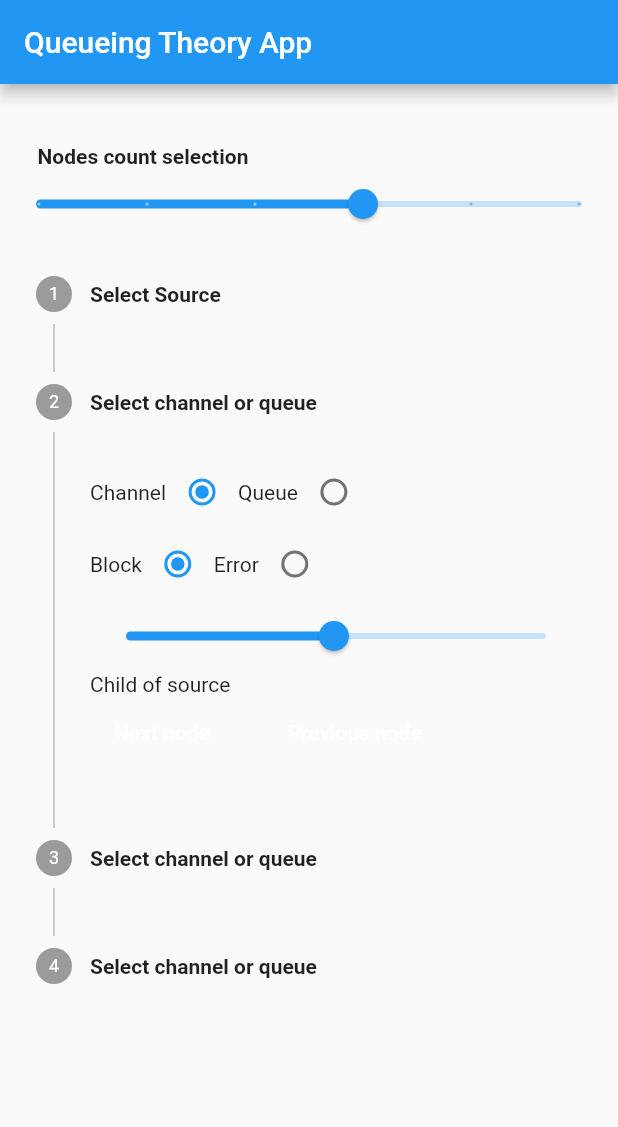
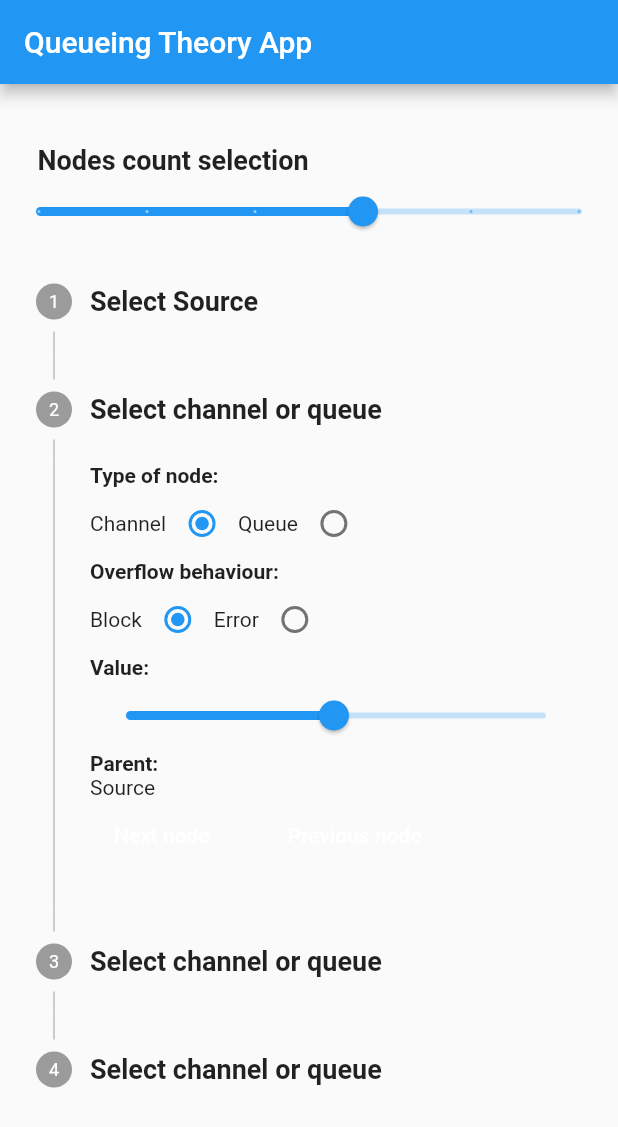
Before and after one commit to Pavel-Kupreichyk/Saamm-queue-system-modeler, a Flutter app: the screen it shows after launch, after a tap on an icon or button, on a phone screen of 412 x 824 dp. Shown: the top 1127 px of the screen. Run offline on Flutter 3.47's test engine with Material 2 defaults, Android fonts, the phone set to English and light mode, and no system bars; our stand-ins replace rxdart.

Commit message:
UI fixes

```diff
--- a/lib/src/screens/main_screen.dart
+++ b/lib/src/screens/main_screen.dart
@@ -42,7 +42,7 @@ class _MainScreenState extends StateWithBag<MainScreen> {
           padding: const EdgeInsets.only(top: 40.0, left: 25),
           child: Text(
             'Nodes count selection',
-            style: TextStyle(fontWeight: FontWeight.bold),
+            style: TextStyle(fontWeight: FontWeight.bold, fontSize: 18),
           ),
         ),
         StreamBuilder<int>(
@@ -81,7 +81,8 @@ class _MainScreenState extends StateWithBag<MainScreen> {
                     Step(
                         title: Text(
                           'Select Source',
-                          style: TextStyle(fontWeight: FontWeight.bold),
+                          style: TextStyle(
+                              fontWeight: FontWeight.bold, fontSize: 18),
                         ),
                         content: createSource(nodes))
                   ];
@@ -91,7 +92,8 @@ class _MainScreenState extends StateWithBag<MainScreen> {
                       Step(
                         title: Text(
                           'Select channel or queue',
-                          style: TextStyle(fontWeight: FontWeight.bold),
+                          style: TextStyle(
+                              fontWeight: FontWeight.bold, fontSize: 18),
                         ),
                         content: createWorker(i, nodes),
                       ),
@@ -153,12 +155,17 @@ class _MainScreenState extends StateWithBag<MainScreen> {
     return Column(
       crossAxisAlignment: CrossAxisAlignment.start,
       children: <Widget>[
+        Text('Type of node:', style: TextStyle(fontWeight: FontWeight.bold)),
         Row(
           children: <Widget>[
             _createNodeTypeRadio(NodeType.channel, 'Channel', type, workerNum),
             _createNodeTypeRadio(NodeType.queue, 'Queue', type, workerNum),
           ],
         ),
+        type == NodeType.channel
+            ? Text('Overflow behaviour:',
+                style: TextStyle(fontWeight: FontWeight.bold))
+            : Container(),
         type == NodeType.channel
             ? Row(
                 children: <Widget>[
@@ -169,6 +176,7 @@ class _MainScreenState extends StateWithBag<MainScreen> {
                 ],
               )
             : Container(),
+        Text('Value:', style: TextStyle(fontWeight: FontWeight.bold)),
         Slider(
           value: data,
           min: type == NodeType.queue ? 1 : 0.01,
@@ -179,6 +187,7 @@ class _MainScreenState extends StateWithBag<MainScreen> {
               ? 'size: ${data.round()}'
               : 'П: ${data.toStringAsFixed(2)}',
         ),
+        Text('Parent:', style: TextStyle(fontWeight: FontWeight.bold)),
         SizedBox(
           width: 200,
           child: workerNum != 1
@@ -191,7 +200,7 @@ class _MainScreenState extends StateWithBag<MainScreen> {
                       widget.bloc.setParentNode(val.round(), workerNum),
                   label: 'parent: ${parent + 1}',
                 )
-              : Text('Child of source'),
+              : Text('Source'),
         ),
       ],
     );
@@ -204,18 +213,22 @@ class _MainScreenState extends StateWithBag<MainScreen> {
     return Column(
       crossAxisAlignment: CrossAxisAlignment.start,
       children: <Widget>[
+        Text('Type of source:', style: TextStyle(fontWeight: FontWeight.bold)),
         Row(
           children: <Widget>[
             _createNodeTypeRadio(NodeType.periodicSource, 'Periodic', type, 0),
             _createNodeTypeRadio(NodeType.randomSource, 'Random', type, 0),
           ],
         ),
+        Text('Overflow behaviour:',
+            style: TextStyle(fontWeight: FontWeight.bold)),
         Row(
           children: <Widget>[
             _createInfluenceTypeRadio(InfluenceType.block, 'Block', infType, 0),
             _createInfluenceTypeRadio(InfluenceType.error, 'Error', infType, 0),
           ],
         ),
+        Text('Value:', style: TextStyle(fontWeight: FontWeight.bold)),
         Slider(
           value: data,
           min: type == NodeType.periodicSource ? 1 : 0.01,
```
